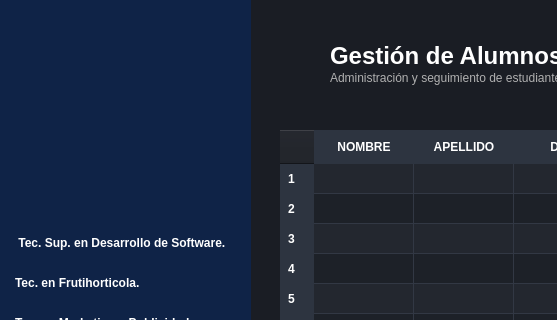
Before: the Qt Designer form ui/interfaz_inicio.ui in lugokevin69/proyecto_login, drawn with Qt 5; both pictures show x 0 to 557 and y 0 to 320 of the 1359 by 703 pixel window.
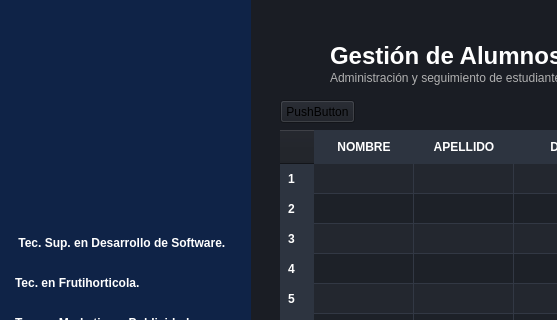
After: the same form once the commit is applied. Icons and pictures are not drawn.

Commit message: Se agrego el boton volver al inicio/login.

Patch:
```diff
--- a/ui/interfaz_inicio.ui
+++ b/ui/interfaz_inicio.ui
@@ -1003,6 +1003,19 @@
      <string/>
     </property>
    </widget>
+   <widget class="QPushButton" name="bt_volver2">
+    <property name="geometry">
+     <rect>
+      <x>280</x>
+      <y>100</y>
+      <width>75</width>
+      <height>23</height>
+     </rect>
+    </property>
+    <property name="text">
+     <string>PushButton</string>
+    </property>
+   </widget>
   </widget>
  </widget>
  <resources/>
```
The commit also changes 4 other files.
